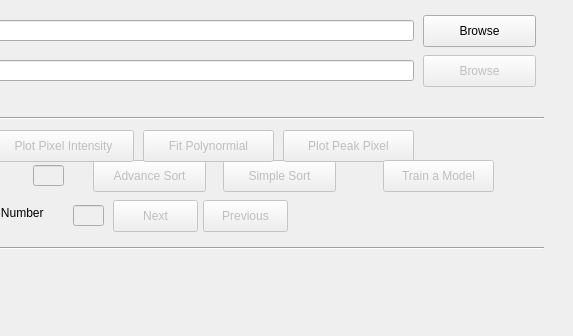
Old version of the form mainWindow.ui in the repository gihankaushyal/PixelAnomalyDetectorTool; both pictures show x 227 to 800 and y 0 to 336 of the 800 by 706 pixel window.
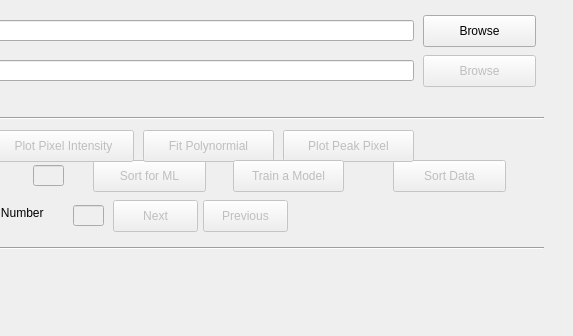
New version of the form.

Commit message: -'AdvanceSort' button was changed to Sort for ML -'Sort' button was removed -New button 'Sort Data' was added to sort data using ML model

Patch:
```diff
--- a/mainWindow.ui
+++ b/mainWindow.ui
@@ -56,14 +56,14 @@
     </property>
     <property name="geometry">
      <rect>
-      <x>450</x>
+      <x>620</x>
       <y>160</y>
       <width>113</width>
       <height>32</height>
      </rect>
     </property>
     <property name="text">
-     <string>Simple Sort</string>
+     <string>Sort Data</string>
     </property>
    </widget>
    <widget class="QPushButton" name="advanceSortButton">
@@ -79,7 +79,7 @@
      </rect>
     </property>
     <property name="text">
-     <string>Advance Sort</string>
+     <string>Sort for ML</string>
     </property>
    </widget>
    <widget class="Line" name="line">
@@ -311,7 +311,7 @@
     </property>
     <property name="geometry">
      <rect>
-      <x>610</x>
+      <x>460</x>
       <y>160</y>
       <width>111</width>
       <height>32</height>
```
Left out of the diff: 2 changed lines with no effect on the pictures.
